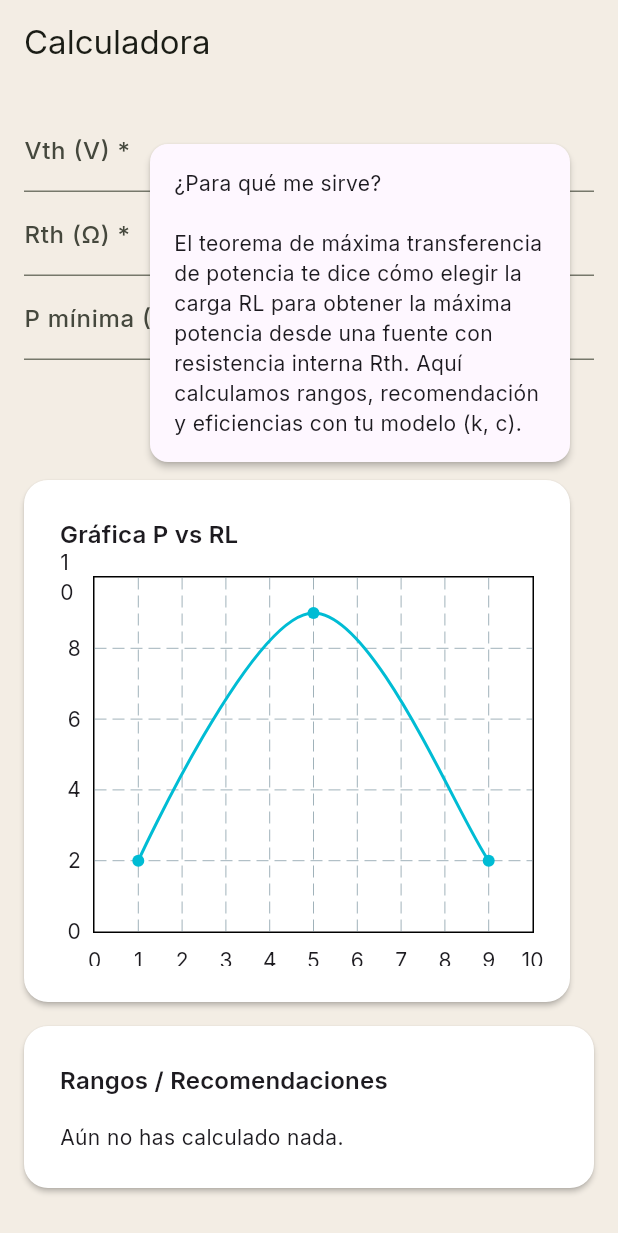
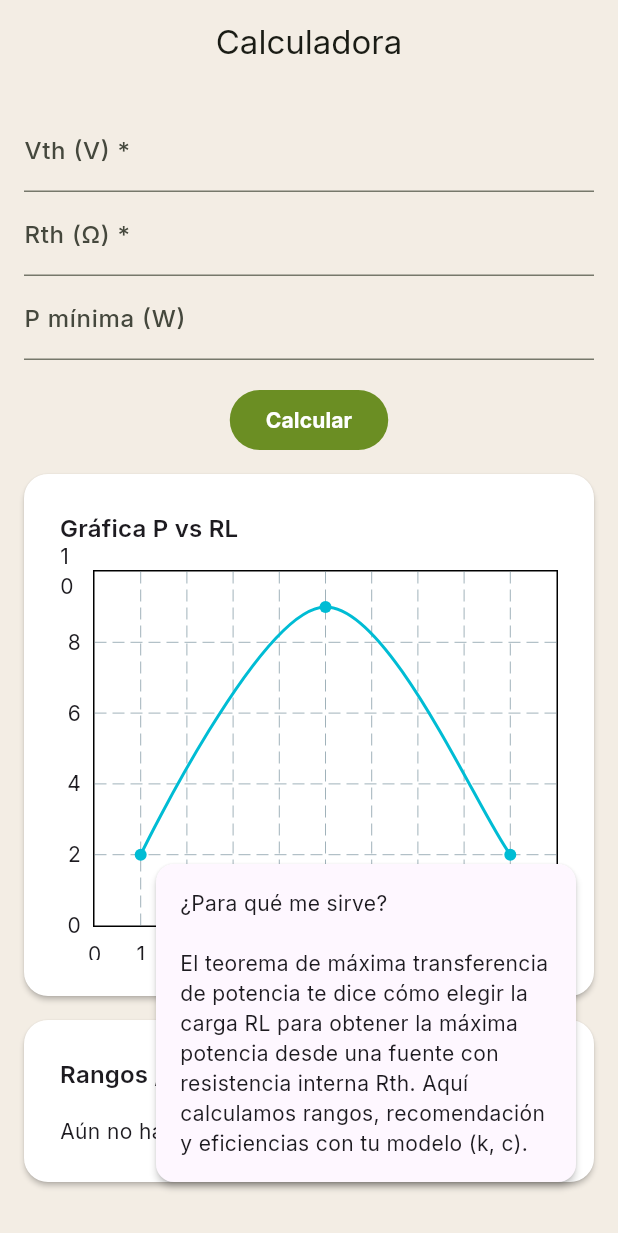
Before and after one commit to VictoriaFHM/pnstudio_app, a Flutter app: the CalculatorPage screen opened by its route, on a phone screen of 412 x 824 dp. Shown: the top 1233 px of the screen. Run offline on Flutter 3.47's test engine with Material 3 defaults, Android fonts, the phone set to English and light mode, and no system bars; drawn by our look-alikes of fl_chart; our stand-ins replace dio, flutter_riverpod, go_router, google_fonts.

Commit message:
Actualizo el proyecto con los últimos cambios

```diff
--- a/lib/features/calculator/view/calculator_page.dart
+++ b/lib/features/calculator/view/calculator_page.dart
@@ -1,7 +1,9 @@
 import 'package:flutter/material.dart';
-import 'package:flutter_riverpod/flutter_riverpod.dart'
-    show AsyncValue; // solo para AsyncValue
+import 'package:flutter_riverpod/flutter_riverpod.dart' show AsyncValue;
+
+import '../../../core/widgets/app_scaffold.dart';
 import '../../../core/utils/validators.dart';
+
 import '../../mode_select/models/input_mode.dart';
 import '../../../data/repositories/compute_repository.dart';
 import '../../../data/models/compute_request.dart';
@@ -11,6 +13,8 @@
 import '../widgets/ranges_panel.dart';
 import '../widgets/sticky_help_drawer.dart';
 
+/// ✅ Ahora es StatefulWidget y recibe el modo por constructor.
+/// GoRouter la crea así: CalculatorPage(mode: mode)
 class CalculatorPage extends StatefulWidget {
   final InputMode mode;
   const CalculatorPage({super.key, required this.mode});
@@ -123,9 +127,7 @@
 
   AsyncValue<ComputeResponse?> get _rangesAsync {
     if (_loading) return const AsyncValue.loading();
-    if (_error != null) {
-      return AsyncValue.error(_error!, StackTrace.empty);
-    }
+    if (_error != null) return AsyncValue.error(_error!, StackTrace.empty);
     return AsyncValue.data(_result);
   }
 
@@ -134,26 +136,19 @@
     final showExact = widget.mode == InputMode.exacto;
     final showPercent = widget.mode == InputMode.porcentaje;
 
-    return Scaffold(
-      appBar: AppBar(title: const Text('Calculadora')),
-      body: SafeArea(
-        child: Padding(
-          padding: const EdgeInsets.all(16),
-          child: Stack(
-            children: [
-              // contenido principal
-              Column(
-                crossAxisAlignment: CrossAxisAlignment.stretch,
-                children: [
-                  Form(
+    return AppScaffold(
+      title: 'Calculadora',
+      body: LayoutBuilder(
+        builder: (context, c) {
+          final isWide = c.maxWidth >= 900;
+
+          final form = Form(
             key: _formKey,
             child: Column(
               children: [
                 TextFormField(
                   controller: _vth,
-                          decoration: const InputDecoration(
-                            labelText: 'Vth (V) *',
-                          ),
+                  decoration: const InputDecoration(labelText: 'Vth (V) *'),
                   validator: (v) => Validators.requiredPositive(v),
                   keyboardType: const TextInputType.numberWithOptions(
                     decimal: true,
@@ -161,9 +156,7 @@
                 ),
                 TextFormField(
                   controller: _rth,
-                          decoration: const InputDecoration(
-                            labelText: 'Rth (Ω) *',
-                          ),
+                  decoration: const InputDecoration(labelText: 'Rth (Ω) *'),
                   validator: (v) => Validators.requiredPositive(v),
                   keyboardType: const TextInputType.numberWithOptions(
                     decimal: true,
@@ -172,20 +165,15 @@
                 if (showExact) ...[
                   TextFormField(
                     controller: _k,
-                            decoration: const InputDecoration(
-                              labelText: 'k (0..1)',
-                            ),
-                            validator: Validators
-                                .cRange, // misma validación de rango numérico
+                    decoration: const InputDecoration(labelText: 'k (0..1)'),
+                    validator: Validators.cRange,
                     keyboardType: const TextInputType.numberWithOptions(
                       decimal: true,
                     ),
                   ),
                   TextFormField(
                     controller: _c,
-                            decoration: const InputDecoration(
-                              labelText: 'c (0..1)',
-                            ),
+                    decoration: const InputDecoration(labelText: 'c (0..1)'),
                     validator: Validators.cRange,
                     keyboardType: const TextInputType.numberWithOptions(
                       decimal: true,
@@ -195,9 +183,7 @@
                 if (showPercent) ...[
                   TextFormField(
                     controller: _kPercent,
-                            decoration: const InputDecoration(
-                              labelText: 'k% (0..100)',
-                            ),
+                    decoration: const InputDecoration(labelText: 'k% (0..100)'),
                     validator: (v) => Validators.kPercentRange(v),
                     keyboardType: const TextInputType.numberWithOptions(
                       decimal: true,
@@ -205,9 +191,7 @@
                   ),
                   TextFormField(
                     controller: _cPercent,
-                            decoration: const InputDecoration(
-                              labelText: 'c% (0..100)',
-                            ),
+                    decoration: const InputDecoration(labelText: 'c% (0..100)'),
                     validator: Validators.cPercentRange,
                     keyboardType: const TextInputType.numberWithOptions(
                       decimal: true,
@@ -216,9 +200,7 @@
                 ],
                 TextFormField(
                   controller: _pMinW,
-                          decoration: const InputDecoration(
-                            labelText: 'P mínima (W)',
-                          ),
+                  decoration: const InputDecoration(labelText: 'P mínima (W)'),
                   validator: Validators.nonNegative,
                   keyboardType: const TextInputType.numberWithOptions(
                     decimal: true,
@@ -228,43 +210,62 @@
                 FilledButton(
                   onPressed: _loading ? null : _onSubmit,
                   child: _loading
-                              ? const CircularProgressIndicator()
+                      ? const SizedBox(
+                          width: 18,
+                          height: 18,
+                          child: CircularProgressIndicator(strokeWidth: 2),
+                        )
                       : const Text('Calcular'),
                 ),
                 if (_error != null) ...[
                   const SizedBox(height: 12),
-                          Text(
-                            _error!,
-                            style: const TextStyle(color: Colors.red),
-                          ),
+                  Text(_error!, style: const TextStyle(color: Colors.red)),
                 ],
               ],
             ),
-                  ),
-                  const SizedBox(height: 16),
+          );
 
-                  // fila con gráfica + rangos
+          final mainColumn = Column(
+            crossAxisAlignment: CrossAxisAlignment.stretch,
+            children: [
+              // En pantallas anchas, formulario y gráfica lado a lado
+              if (isWide)
                 Row(
                   crossAxisAlignment: CrossAxisAlignment.start,
-                    children: const [
-                      Expanded(child: ChartPanel()),
-                      SizedBox(width: 16),
-                      // RangesPanel necesita AsyncValue<ComputeResponse?>
-                      // lo pasamos desde _rangesAsync
+                  children: [
+                    Expanded(flex: 4, child: form),
+                    const SizedBox(width: 16),
+                    const Expanded(flex: 6, child: ChartPanel()),
                   ],
-                  ),
+                )
+              else ...[
+                form,
+                const SizedBox(height: 12),
+                const ChartPanel(),
+              ],
               const SizedBox(height: 16),
-
-                  // mostramos rangos/recomendaciones
+              // Rangos / recomendación
               RangesPanel(result: _rangesAsync),
             ],
-              ),
+          );
 
-              // cajoncito de ayuda a la derecha
-              const Positioned(right: 0, top: 0, child: StickyHelpDrawer()),
-            ],
+          return Stack(
+            children: [
+              SingleChildScrollView(
+                padding: const EdgeInsets.all(16),
+                child: ConstrainedBox(
+                  constraints: BoxConstraints(minHeight: c.maxHeight),
+                  child: mainColumn,
                 ),
               ),
+              const Positioned(
+                right: 12,
+                bottom: 12,
+                child: StickyHelpDrawer(),
+              ),
+            ],
+          );
+        },
       ),
     );
   }
--- a/lib/features/mode_select/view/mode_select_page.dart
+++ b/lib/features/mode_select/view/mode_select_page.dart
@@ -1,12 +1,13 @@
+import 'package:go_router/go_router.dart';
+import '../models/input_mode.dart';
 import 'package:flutter/material.dart';
-import 'package:go_router/go_router.dart';
 import 'package:pnstudio_app/features/mode_select/models/input_mode.dart';
 
 class ModeSelectPage extends StatelessWidget {
   const ModeSelectPage({super.key});
 
-  void _go(BuildContext context, InputMode m) {
-    context.go('/calc', extra: m);
+  void _goToCalc(BuildContext context, InputMode mode) {
+    context.push('/calc', extra: mode); // <- pasa el modo a /calc
   }
 
   @override
@@ -14,7 +15,7 @@
     final t = Theme.of(context).textTheme;
 
     Widget chip(String text, IconData icon, InputMode m) => InkWell(
-      onTap: () => _go(context, m),
+      onTap: () => _goToCalc(context, m),
       borderRadius: BorderRadius.circular(20),
       child: Chip(
         avatar: Icon(icon),
--- a/lib/features/welcome/view/welcome_page.dart
+++ b/lib/features/welcome/view/welcome_page.dart
@@ -1,3 +1,4 @@
+import 'package:go_router/go_router.dart';
 import 'package:flutter/material.dart';
 import '../../../core/widgets/app_scaffold.dart';
 import '../widgets/intro_teorema_card.dart';
@@ -50,7 +51,7 @@
 
                 Center(
                   child: ElevatedButton(
-                    onPressed: () => Navigator.of(context).pushNamed('/mode'),
+                    onPressed: () => context.push('/mode'),
                     child: const Padding(
                       padding: EdgeInsets.symmetric(
                         horizontal: 24,
--- a/lib/features/welcome/widgets/about_app_card.dart
+++ b/lib/features/welcome/widgets/about_app_card.dart
@@ -17,7 +17,7 @@
               '¿Para qué sirve esta página?',
               style: TextStyle(fontSize: 18, fontWeight: FontWeight.w700),
             ),
-            SizedBox(height: 8),
+            SizedBox(height: 6),
             Text(
               'Aquí ingresás Vth y Rth, elegís cómo modelar pérdidas (k - eficiencia'
               'y c - potencia, ya sea en valor directo o en porcentaje) y la app calcula: '
--- a/lib/features/welcome/widgets/intro_teorema_card.dart
+++ b/lib/features/welcome/widgets/intro_teorema_card.dart
@@ -17,7 +17,7 @@
               '¿Qué es?',
               style: TextStyle(fontSize: 18, fontWeight: FontWeight.w700),
             ),
-            SizedBox(height: 8),
+            SizedBox(height: 6),
             Text(
               // ✅ “media” (conciso y técnico)
               'El teorema de máxima transferencia de potencia establece que la potencia máxima entregada'
--- a/lib/router/app_router.dart
+++ b/lib/router/app_router.dart
@@ -1,23 +1,38 @@
-import 'package:flutter/widgets.dart';
+import 'package:flutter/material.dart';
 import 'package:go_router/go_router.dart';
-import 'package:pnstudio_app/features/welcome/view/welcome_page.dart';
-import 'package:pnstudio_app/features/mode_select/view/mode_select_page.dart';
-import 'package:pnstudio_app/features/mode_select/models/input_mode.dart';
-import 'package:pnstudio_app/features/calculator/view/calculator_page.dart';
-import 'package:pnstudio_app/features/thanks/view/thanks_page.dart';
+
+import '../features/welcome/view/welcome_page.dart';
+import '../features/mode_select/view/mode_select_page.dart';
+import '../features/calculator/view/calculator_page.dart';
+import '../features/thanks/view/thanks_page.dart';
+import '../features/mode_select/models/input_mode.dart';
 
 class AppRouter {
-  static final GoRouter router = GoRouter(
-    initialLocation: '/',
+  static final router = GoRouter(
     routes: [
-      GoRoute(path: '/', builder: (_, __) => const WelcomePage()),
-      GoRoute(path: '/mode', builder: (_, __) => const ModeSelectPage()),
+      GoRoute(
+        path: '/',
+        name: 'welcome',
+        builder: (context, state) => const WelcomePage(),
+      ),
+      GoRoute(
+        path: '/mode',
+        name: 'mode',
+        builder: (context, state) => const ModeSelectPage(),
+      ),
       GoRoute(
         path: '/calc',
-        builder: (_, state) =>
-            CalculatorPage(mode: state.extra as InputMode? ?? InputMode.basico),
+        name: 'calc',
+        builder: (context, state) {
+          final mode = state.extra as InputMode? ?? InputMode.basico;
+          return CalculatorPage(mode: mode);
+        },
       ),
-      GoRoute(path: '/thanks', builder: (_, __) => const ThanksPage()),
+      GoRoute(
+        path: '/thanks',
+        name: 'thanks',
+        builder: (context, state) => const ThanksPage(),
+      ),
     ],
   );
 }
```
Lines whose indentation alone changed are shown as unchanged.
